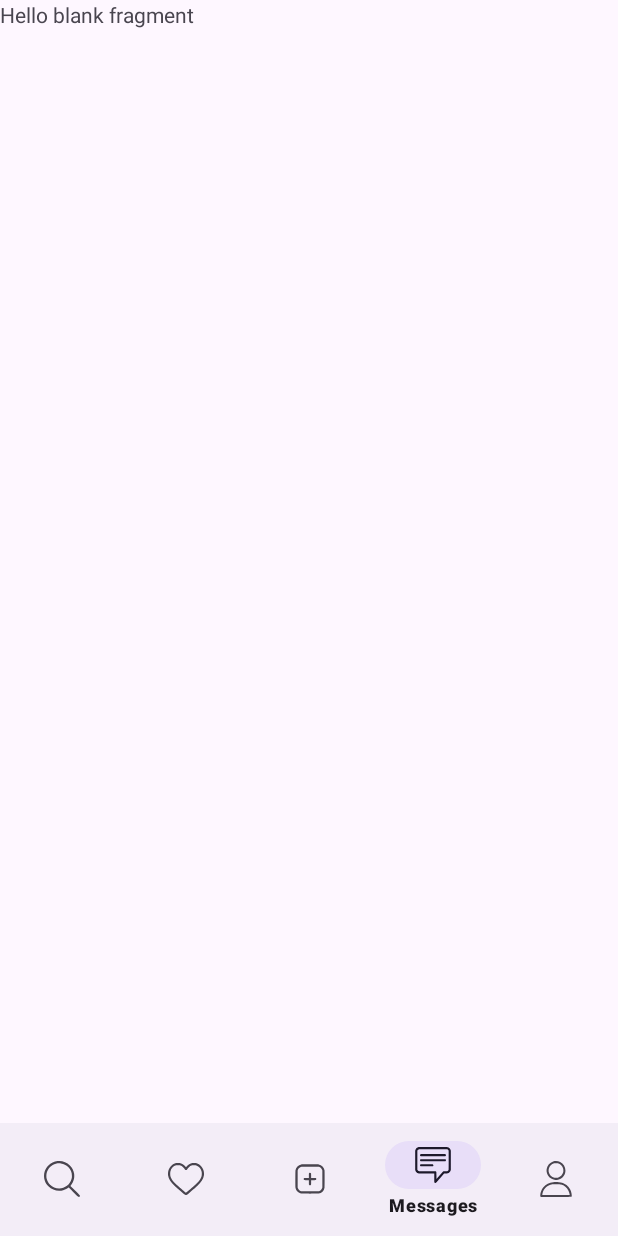
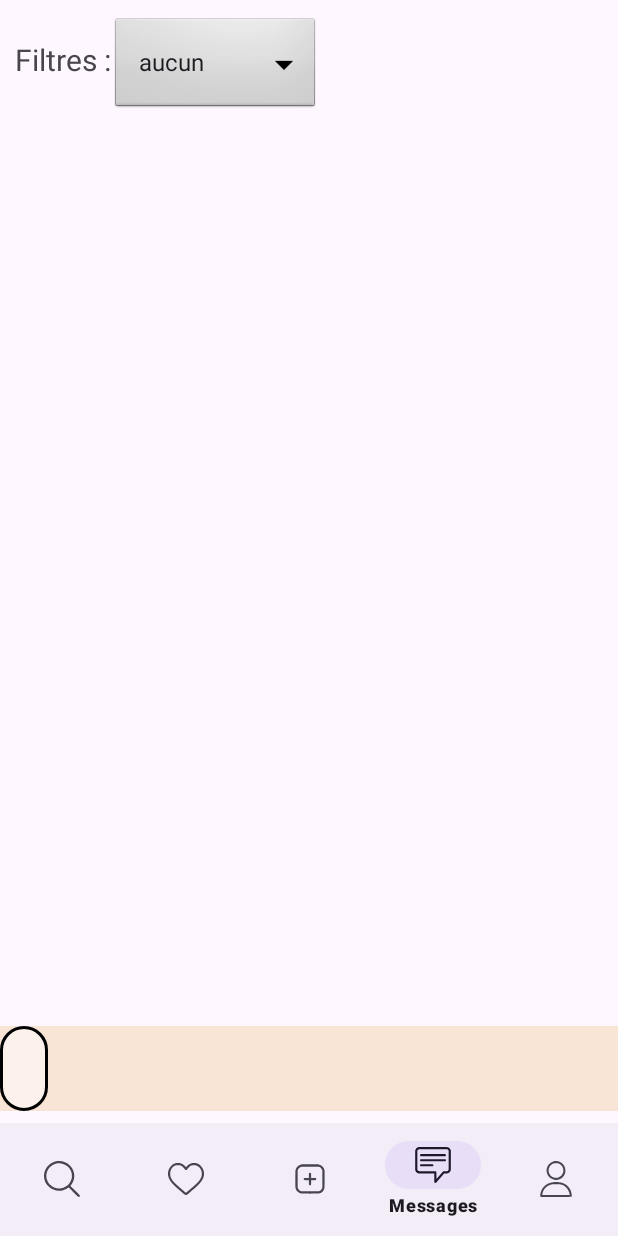
Before and after one commit to ckizp/android-app, an Android app: the MainActivity screen opened directly, with no data from a screen before it, item 4 of the bottom bar chosen, on a phone screen of 412 x 824 dp. Run offline under Robolectric (Android 15) with nearby library versions, the light colour scheme and no system bars; our stand-ins replace Firebase (no records; nobody signed in at launch, a user with empty details on screens opened directly).

Commit message:
Nouveau fragment mes évenements

```diff
--- a/app/src/main/java/uqac/dim/eventmatch/ui/activities/MainActivity.java
+++ b/app/src/main/java/uqac/dim/eventmatch/ui/activities/MainActivity.java
@@ -14,7 +14,7 @@ import com.google.firebase.auth.FirebaseUser;
 
 import uqac.dim.eventmatch.R;
 import uqac.dim.eventmatch.ui.fragments.main.CreateFragment;
-import uqac.dim.eventmatch.ui.fragments.main.EventRejoinsFragment;
+import uqac.dim.eventmatch.ui.fragments.main.EventJoinedFragment;
 import uqac.dim.eventmatch.ui.fragments.main.FavoritesFragment;
 import uqac.dim.eventmatch.ui.fragments.main.ProfileFragment;
 import uqac.dim.eventmatch.ui.fragments.main.SearchFragment;
@@ -70,7 +70,7 @@ public class MainActivity extends AppCompatActivity
             fragment = new CreateFragment();
             newPosition = 2;
         } else if (itemId == R.id.eventrejoins) {
-            fragment = new EventRejoinsFragment();
+            fragment = new EventJoinedFragment();
             newPosition = 3;
         }else if (itemId == R.id.menu_profile) {
             fragment = new ProfileFragment();
--- /dev/null
+++ b/app/src/main/java/uqac/dim/eventmatch/ui/fragments/main/EventJoinedFragment.java
@@ -0,0 +1,301 @@
+package uqac.dim.eventmatch.ui.fragments.main;
+
+
+import static androidx.constraintlayout.helper.widget.MotionEffect.TAG;
+
+import android.os.Bundle;
+import android.text.format.DateFormat;
+import android.util.Log;
+import android.view.LayoutInflater;
+import android.view.View;
+import android.view.ViewGroup;
+import android.widget.AdapterView;
+import android.widget.ArrayAdapter;
+import android.widget.Button;
+import android.widget.ImageView;
+import android.widget.LinearLayout;
+import android.widget.Spinner;
+import android.widget.TextView;
+import android.widget.Toast;
+
+import androidx.annotation.NonNull;
+import androidx.annotation.Nullable;
+import androidx.fragment.app.Fragment;
+import androidx.fragment.app.FragmentTransaction;
+
+import com.google.android.gms.tasks.OnCompleteListener;
+import com.google.android.gms.tasks.Task;
+import com.google.firebase.Timestamp;
+import com.google.firebase.auth.FirebaseAuth;
+import com.google.firebase.auth.FirebaseUser;
+import com.google.firebase.firestore.DocumentReference;
+import com.google.firebase.firestore.DocumentSnapshot;
+import com.google.firebase.firestore.FirebaseFirestore;
+import com.google.firebase.firestore.GeoPoint;
+import com.google.firebase.firestore.QueryDocumentSnapshot;
+import com.google.firebase.firestore.QuerySnapshot;
+import com.google.firebase.storage.FirebaseStorage;
+
+import java.util.ArrayList;
+import java.util.HashMap;
+import java.util.List;
+
+import uqac.dim.eventmatch.R;
+import uqac.dim.eventmatch.models.Event;
+import uqac.dim.eventmatch.models.User;
+
+
+public class EventJoinedFragment extends Fragment {
+
+    private LinearLayout container;
+    private FirebaseFirestore database;
+    private FirebaseStorage storage;
+    private ArrayList<Event> eventList;
+    private ArrayList<DocumentReference> eventListRef;
+
+    private ArrayList<String> bannerTexts;
+    private View rootView;
+    private String selected;
+    private HashMap<String, Integer> tagBackgrounds;
+    private HashMap<String, Integer> tagDrawables;
+    private FirebaseUser user;
+
+    private TextView bannerTextView;
+    private int currentBannerIndex = 0;
+public EventJoinedFragment() {
+    }
+
+    @Nullable
+    @Override
+    public View onCreateView(@NonNull LayoutInflater inflater, @Nullable ViewGroup container, @Nullable Bundle savedInstanceState) {
+        super.onCreate(savedInstanceState);
+        rootView = inflater.inflate(R.layout.fragment_joined, container, false);
+
+        database = FirebaseFirestore.getInstance();
+        storage = FirebaseStorage.getInstance();
+        user = FirebaseAuth.getInstance().getCurrentUser();
+
+        this.container = rootView.findViewById(R.id.container);
+        eventList = new ArrayList<>();
+        eventListRef = new ArrayList<>();
+
+        bannerTextView = rootView.findViewById(R.id.banner_text_view);
+        bannerTexts = new ArrayList<>();
+
+        // Initialise la HashMap pour associer chaque tag à son drawable de fond
+        tagBackgrounds = new HashMap<>();
+        tagBackgrounds.put("sport", R.drawable.card_background_sport);
+        tagBackgrounds.put("musique", R.drawable.card_background_musique);
+        tagBackgrounds.put("cinéma", R.drawable.card_background_cinema);
+        tagBackgrounds.put("jeux", R.drawable.card_background_jeux);
+        tagBackgrounds.put("culture", R.drawable.card_background_culture);
+        tagBackgrounds.put("art", R.drawable.card_background_art);
+        tagBackgrounds.put("cuisine", R.drawable.card_background_cuisine);
+        tagBackgrounds.put("réunion", R.drawable.card_background_rencontre);
+        tagBackgrounds.put("autre", R.drawable.card_background_autre);
+
+        // Initialise la HashMap pour associer chaque tag à son drawable
+        tagDrawables = new HashMap<>();
+        tagDrawables.put("sport", R.drawable.sport);
+        tagDrawables.put("musique", R.drawable.musique);
+        tagDrawables.put("cinéma", R.drawable.cinema);
+        tagDrawables.put("jeux", R.drawable.jeux);
+        tagDrawables.put("culture", R.drawable.culture);
+        tagDrawables.put("art", R.drawable.art);
+        tagDrawables.put("cuisine", R.drawable.cuisine);
+        tagDrawables.put("réunion", R.drawable.rencontre);
+        tagDrawables.put("autre", R.drawable.autre);
+
+
+        Spinner filter = rootView.findViewById(R.id.spinner1);
+        String[] items = new String[]{"aucun", "sport", "musique", "cinéma", "jeux", "culture", "art", "cuisine", "réunion", "autre"};
+        ArrayAdapter<String> adapter = new ArrayAdapter<>(rootView.getContext(), android.R.layout.simple_spinner_dropdown_item, items);
+
+        filter.setAdapter(adapter);
+
+        filter.setOnItemSelectedListener(new AdapterView.OnItemSelectedListener() {
+            @Override
+            public void onItemSelected(AdapterView<?> parentView, View selectedItemView, int position, long id) {
+                selected = filter.getSelectedItem().toString();
+                filterEvents(selected);
+                Log.d("DIM", "Selected: " + selected);
+            }
+
+            @Override
+            public void onNothingSelected(AdapterView<?> parentView) {
+                // your code here
+            }
+        });
+
+        // Récupération des événements depuis Firestore
+        database.collection("events").get().addOnCompleteListener(new OnCompleteListener<QuerySnapshot>() {
+            @Override
+            public void onComplete(@NonNull Task<QuerySnapshot> task) {
+                if (task.isSuccessful()) {
+                    for (QueryDocumentSnapshot document : task.getResult()) {
+                        Log.d("DIM", document.getId() + " => " + document.getData());
+
+                        // Récupérer les informations concernant l'événement courant
+                        String name = document.getString("name");
+                        Timestamp startDate = document.getTimestamp("startDate");
+                        Timestamp endDate = document.getTimestamp("endDate");
+                        int participantsCount = document.getDouble("participantsCount").intValue();
+                        String tags = document.getString("tags");
+                        List<DocumentReference> partlist = (List<DocumentReference>) document.get("participants");
+                        String imageUrl = document.getString("imageDataUrl");
+                        DocumentReference owner = document.getDocumentReference("owner");
+                        GeoPoint location = new GeoPoint(document.getGeoPoint("location").getLatitude(), document.getGeoPoint("location").getLongitude());
+                        String description = document.getString("description");
+
+                        Event event = new Event(name, endDate, startDate, participantsCount, tags, partlist, imageUrl, owner, location, description);
+                        event.referenceset(document.getReference());
+                        eventList.add(event);
+                        eventListRef.add(document.getReference());
+                    }
+
+                    filterEvents(selected);
+
+                } else {
+                    Log.d(TAG, "Error getting documents: ", task.getException());
+                }
+            }
+        });
+        // Récupération des textes de la bannière depuis Firestore
+        database.collection("feedbacks").get().addOnCompleteListener(new OnCompleteListener<QuerySnapshot>() {
+            @Override
+            public void onComplete(@NonNull Task<QuerySnapshot> task) {
+                if (task.isSuccessful()) {
+                    for (QueryDocumentSnapshot document : task.getResult()) {
+                        Log.d("DIM", document.getId() + " => " + document.getData());
+
+                        // Récupérer le texte de la bannière
+                        String text = document.getString("feedback");
+                        bannerTexts.add(text);
+                    }
+
+                    // Passer les textes de la bannière au fragment de la bannière
+                    Bundle bundle = new Bundle();
+                    bundle.putStringArrayList("bannerTexts", bannerTexts);
+                    BannerFragment bannerFragment = new BannerFragment();
+                    bannerFragment.setArguments(bundle);
+
+                    // Remplacer le fragment de la bannière dans le layout
+                    FragmentTransaction transaction = getChildFragmentManager().beginTransaction();
+                    transaction.replace(R.id.banner_container, bannerFragment);
+                    transaction.commit();
+
+                } else {
+                    Log.d("DIM", "Error getting documents: ", task.getException());
+                }
+            }
+        });
+        return rootView;
+    }
+
+    private void filterEvents(String string_filter) {
+        container.removeAllViews();
+
+
+
+        for (int i = 0; i < eventList.size(); i++) {
+            Event event = eventList.get(i);
+
+
+            boolean In = false;
+            String userstring = "users/" + user.getUid();
+            for (DocumentReference useref : event.getParticipants()) {
+                if (userstring.equals(useref.getPath())) {
+                    In = true;
+                }
+            }
+            if (In) {
+
+                if ((string_filter ==  null || string_filter.equals("aucun") || event.getTags().contains(string_filter))&&(1==1)) {
+                    View eventView = LayoutInflater.from(rootView.getContext()).inflate(R.layout.event_item, container, false);
+
+                    // Récupération des vues
+                    ImageView imageView = eventView.findViewById(R.id.image_view);
+                    TextView eventNameTextView = eventView.findViewById(R.id.text_event_name);
+                    TextView participantsCountTextView = eventView.findViewById(R.id.text_participants_count);
+                    ImageView tagsImageView = eventView.findViewById(R.id.layout_tags);
+                    TextView startDateTextView = eventView.findViewById(R.id.start_date);
+
+                    Button detailsButton = eventView.findViewById(R.id.button_details);
+                    Button favButton = eventView.findViewById(R.id.button2); //TODO : rename en fonction de ce qu'on fait
+
+                    // Remplissage des vues avec les données de l'événement
+                    eventNameTextView.setText(event.getName());
+                    participantsCountTextView.setText("Participant : "+String.valueOf(event.getParticipantsCount()));
+
+                    // Conversion du timestamp en format de date lisible
+                    String startDate = DateFormat.format("dd/MM/yyyy", event.getStartDate().toDate()).toString();
+                    startDateTextView.setText("Début de l'évènement : "+startDate);
+
+
+                    // Chargement du fond en fonction du tag de l'événement
+                    if (tagBackgrounds.containsKey(event.getTags().toLowerCase())) {
+                        eventView.setBackgroundResource(tagBackgrounds.get(event.getTags().toLowerCase()));
+                    } else {
+                        // Si le tag n'est pas trouvé, utilise le fond par défaut
+                        eventView.setBackgroundResource(R.drawable.card_background);
+                    }
+
+                    // Chargement de l'image de l'événement
+                    event.load_image(imageView, storage);
+
+                    // Chargement de l'image associée au tag
+                    if (tagDrawables.containsKey(event.getTags().toLowerCase())) {
+                        tagsImageView.setImageResource(tagDrawables.get(event.getTags().toLowerCase()));
+                    } else {
+                        // Si le tag n'est pas trouvé, utilise l'image par défaut
+                        tagsImageView.setImageResource(R.drawable.default_image);
+                    }
+
+                    //Listener des boutons
+                    detailsButton.setOnClickListener(new View.OnClickListener() {
+                        @Override
+                        public void onClick(View v) {
+                            Log.d("DIM", "Selected event: " + event.getName());
+                            Fragment fragment = new EventDetailsFragment(event);
+                            FragmentTransaction transaction = requireActivity().getSupportFragmentManager().beginTransaction();
+                            transaction.replace(R.id.frame_layout, fragment).commit();
+                        }
+                    });
+
+                    int finalI = i;
+                    favButton.setOnClickListener(new View.OnClickListener() {
+                        @Override
+                        public void onClick(View v) {
+                            Log.d("DIM", "Selected event: " + event.getName());
+                            //add to firestore
+                            Toast.makeText(getContext(), "Event added to favorites", Toast.LENGTH_SHORT).show();
+
+                            DocumentReference doc = eventListRef.get(finalI);
+                            final ArrayList<DocumentReference> userFav = new ArrayList();
+
+                            database.collection("users").document(user.getUid()).get().addOnCompleteListener(new OnCompleteListener<DocumentSnapshot>() {
+                                @Override
+                                public void onComplete(@NonNull Task<DocumentSnapshot> task) {
+                                    if (task.isSuccessful()) {
+                                        DocumentSnapshot document = task.getResult();
+                                        for (DocumentReference ref : (List<DocumentReference>) document.get("favorites")) {
+                                            userFav.add(ref);
+                                        }
+                                        if(!userFav.contains(doc)){
+                                            userFav.add(doc);
+                                        }
+                                        database.collection("users").document(user.getUid()).update("favorites", userFav);
+                                    }
+                                }
+                            });
+
+                        }
+                    });
+
+                    container.addView(eventView);
+
+                }
+            }
+        }
+    }
+}
--- a/app/src/main/java/uqac/dim/eventmatch/ui/fragments/main/EventRejoinsFragment.java
+++ /dev/null
@@ -1,66 +0,0 @@
-package uqac.dim.eventmatch.ui.fragments.main;
-
-import android.os.Bundle;
-
-import androidx.fragment.app.Fragment;
-
-import android.view.LayoutInflater;
-import android.view.View;
-import android.view.ViewGroup;
-
-import uqac.dim.eventmatch.R;
-
-/**
- * A simple {@link Fragment} subclass.
- * Use the {@link EventRejoinsFragment#newInstance} factory method to
- * create an instance of this fragment.
- */
-public class EventRejoinsFragment extends Fragment {
-
-    // TODO: Rename parameter arguments, choose names that match
-    // the fragment initialization parameters, e.g. ARG_ITEM_NUMBER
-    private static final String ARG_PARAM1 = "param1";
-    private static final String ARG_PARAM2 = "param2";
-
-    // TODO: Rename and change types of parameters
-    private String mParam1;
-    private String mParam2;
-
-    public EventRejoinsFragment() {
-        // Required empty public constructor
-    }
-
-    /**
-     * Use this factory method to create a new instance of
-     * this fragment using the provided parameters.
-     *
-     * @param param1 Parameter 1.
-     * @param param2 Parameter 2.
-     * @return A new instance of fragment EventRejoinsFragment.
-     */
-    // TODO: Rename and change types and number of parameters
-    public static EventRejoinsFragment newInstance(String param1, String param2) {
-        EventRejoinsFragment fragment = new EventRejoinsFragment();
-        Bundle args = new Bundle();
-        args.putString(ARG_PARAM1, param1);
-        args.putString(ARG_PARAM2, param2);
-        fragment.setArguments(args);
-        return fragment;
-    }
-
-    @Override
-    public void onCreate(Bundle savedInstanceState) {
-        super.onCreate(savedInstanceState);
-        if (getArguments() != null) {
-            mParam1 = getArguments().getString(ARG_PARAM1);
-            mParam2 = getArguments().getString(ARG_PARAM2);
-        }
-    }
-
-    @Override
-    public View onCreateView(LayoutInflater inflater, ViewGroup container,
-                             Bundle savedInstanceState) {
-        // Inflate the layout for this fragment
-        return inflater.inflate(R.layout.fragment_event_rejoins, container, false);
-    }
-}
--- a/app/src/main/res/layout/fragment_event_rejoins.xml
+++ b/app/src/main/res/layout/fragment_event_rejoins.xml
@@ -3,7 +3,7 @@
     xmlns:tools="http://schemas.android.com/tools"
     android:layout_width="match_parent"
     android:layout_height="match_parent"
-    tools:context=".ui.fragments.main.EventRejoinsFragment">
+    tools:context=".ui.fragments.main.EventJoinedFragment">
 
     <!-- TODO: Update blank fragment layout -->
     <TextView
--- /dev/null
+++ b/app/src/main/res/layout/fragment_joined.xml
@@ -0,0 +1,67 @@
+<?xml version="1.0" encoding="utf-8"?>
+<androidx.constraintlayout.widget.ConstraintLayout
+    xmlns:android="http://schemas.android.com/apk/res/android"
+    xmlns:app="http://schemas.android.com/apk/res-auto"
+    android:layout_width="match_parent"
+    android:layout_height="match_parent"
+    xmlns:tools="http://schemas.android.com/tools"
+    tools:context=".ui.activities.MainActivity">
+
+    <LinearLayout
+        android:layout_width="match_parent"
+        android:layout_height="wrap_content"
+        android:orientation="horizontal"
+        android:padding="10dp"
+        app:layout_constraintTop_toTopOf="parent"
+        android:id="@+id/search_events">
+        <TextView
+            android:layout_width="wrap_content"
+            android:layout_height="wrap_content"
+            android:text="@string/Filtre"
+            android:textSize="20sp"/>
+        <Spinner
+            android:id="@+id/spinner1"
+            android:layout_width="wrap_content"
+            android:layout_height="wrap_content"
+            android:background="@android:drawable/btn_dropdown"
+            android:spinnerMode="dropdown"/>
+    </LinearLayout>
+
+
+    <HorizontalScrollView
+        android:id="@+id/scroll"
+        android:layout_width="match_parent"
+        android:layout_height="wrap_content"
+        android:layout_marginTop="10dp"
+        android:fillViewport="true"
+        android:scrollbars="none"
+        app:layout_constraintTop_toBottomOf="@id/search_events">
+
+        <LinearLayout
+            android:id="@+id/container"
+            android:layout_marginStart="10dp"
+            android:layout_width="match_parent"
+            android:layout_height="wrap_content"
+            android:orientation="horizontal" />
+
+    </HorizontalScrollView>
+    <HorizontalScrollView
+        app:layout_constraintStart_toStartOf="parent"
+        android:layout_width="match_parent"
+        android:layout_height="wrap_content"
+        android:layout_marginTop="10dp"
+        android:fillViewport="true"
+        android:scrollbars="none"
+        app:layout_constraintBottom_toBottomOf="parent">
+        <FrameLayout
+            android:background="@color/beige"
+            android:id="@+id/banner_container"
+            android:layout_width="match_parent"
+            android:layout_height="wrap_content"
+            android:orientation="vertical"
+            app:layout_constraintStart_toStartOf="parent"
+            android:layout_marginTop="8dp"
+            android:layout_marginBottom="8dp"/>
+    </HorizontalScrollView>
+
+</androidx.constraintlayout.widget.ConstraintLayout>
```
